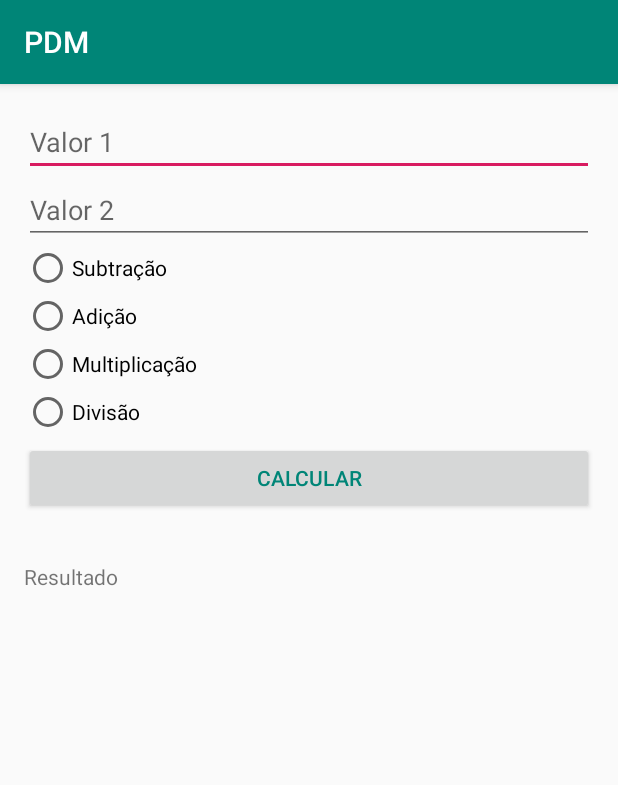
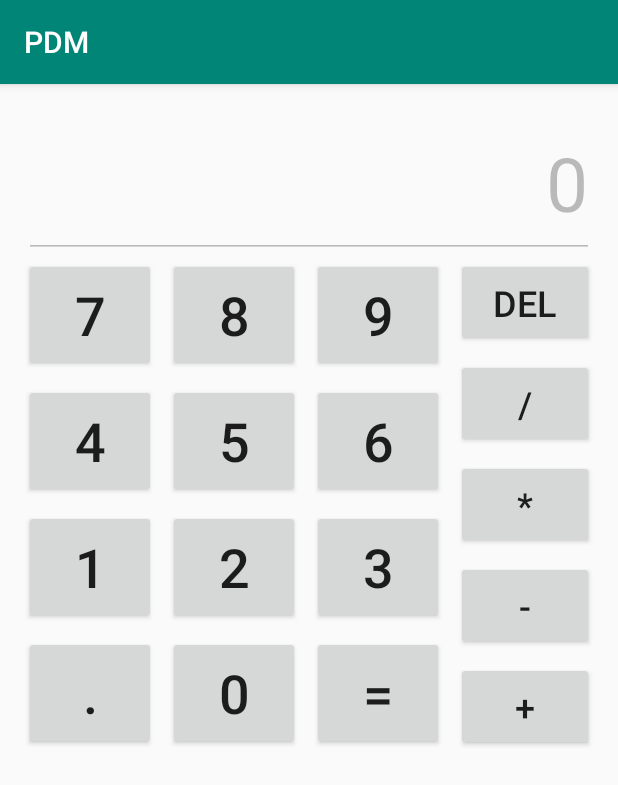
Before and after one commit to victorrss/PDM-BSI, an Android app: the screen it shows after launch (CalculadoraActivity before the commit, CalculadoraEx05 after it), on a phone screen of 412 x 824 dp. Shown: the top 785 px of the screen. Run offline under Robolectric (Android 15) with nearby library versions, the phone set to English and light mode, and no system bars.

Commit message:
todos ok, exceto a calc.

```diff
--- a/ADO1 - Basico/app/build.gradle
+++ b/ADO1 - Basico/app/build.gradle
@@ -4,7 +4,7 @@ android {
     compileSdkVersion 29
     buildToolsVersion "29.0.2"
     defaultConfig {
-        applicationId "br.senac.sp.victor"
+        applicationId "br.senac.sp.basico"
         minSdkVersion 23
         targetSdkVersion 29
         versionCode 1
--- /dev/null
+++ b/ADO1 - Basico/app/src/main/java/br/senac/sp/basico/calculadoraEx05/CalculadoraEx05.java
@@ -0,0 +1,74 @@
+package br.senac.sp.basico.calculadoraEx05;
+
+import androidx.appcompat.app.AppCompatActivity;
+
+import android.os.Bundle;
+import android.view.View;
+import android.widget.Button;
+import android.widget.EditText;
+
+import br.senac.sp.basico.R;
+
+public class CalculadoraEx05 extends AppCompatActivity {
+    private Button btnNum0, btnNum1, btnNum2, btnNum3, btnNum4, btnNum5, btnNum6, btnNum7, btnNum8, btnNum9;
+    private Button btnOpAdicao, btnOpSubtracao, btnOpMultiplicacao, btnOpDivisao, btnOpIgual;
+    private Button btnSeparadorDecimal;
+    private EditText etVisor;
+
+    private Double valor1,valor2;
+    private String op;
+    private boolean stock;
+
+    @Override
+    protected void onCreate(Bundle savedInstanceState) {
+        super.onCreate(savedInstanceState);
+        setContentView(R.layout.activity_calculadora_ex05);
+
+        etVisor = findViewById(R.id.etVisor);
+
+        btnNum0 = findViewById(R.id.btnNum0);
+        btnNum1 = findViewById(R.id.btnNum1);
+        btnNum2 = findViewById(R.id.btnNum2);
+        btnNum3 = findViewById(R.id.btnNum3);
+        btnNum4 = findViewById(R.id.btnNum4);
+        btnNum5 = findViewById(R.id.btnNum5);
+        btnNum6 = findViewById(R.id.btnNum6);
+        btnNum7 = findViewById(R.id.btnNum7);
+        btnNum8 = findViewById(R.id.btnNum8);
+        btnNum9 = findViewById(R.id.btnNum9);
+
+        btnOpAdicao = findViewById(R.id.btnOpAdicao);
+        btnOpSubtracao = findViewById(R.id.btnOpSubtracao);
+        btnOpMultiplicacao = findViewById(R.id.btnOpMultiplicacao);
+        btnOpDivisao = findViewById(R.id.btnOpDivisao);
+        btnOpIgual = findViewById(R.id.btnOpIgual);
+
+        btnSeparadorDecimal = findViewById(R.id.btnSeparadorDecimal);
+
+        View.OnClickListener listener =  new View.OnClickListener() {
+            @Override
+            public void onClick(View view) {
+
+            }
+        };
+
+        btnNum0.setOnClickListener(listener);
+        btnNum1.setOnClickListener(listener);
+        btnNum2.setOnClickListener(listener);
+        btnNum3.setOnClickListener(listener);
+        btnNum4.setOnClickListener(listener);
+        btnNum5.setOnClickListener(listener);
+        btnNum6.setOnClickListener(listener);
+        btnNum7.setOnClickListener(listener);
+        btnNum8.setOnClickListener(listener);
+        btnNum9.setOnClickListener(listener);
+
+        btnOpAdicao.setOnClickListener(listener);
+        btnOpSubtracao.setOnClickListener(listener);
+        btnOpMultiplicacao.setOnClickListener(listener);
+        btnOpDivisao.setOnClickListener(listener);
+        btnOpIgual.setOnClickListener(listener);
+
+        btnSeparadorDecimal.setOnClickListener(listener);
+    }
+}
--- a/ADO1 - Basico/app/src/main/java/br/senac/sp/victor/checkbox/CheckboxActivity.java
+++ b/ADO1 - Basico/app/src/main/java/br/senac/sp/basico/checkbox/CheckboxActivity.java
@@ -1,4 +1,4 @@
-package br.senac.sp.victor.checkbox;
+package br.senac.sp.basico.checkbox;
 
 import androidx.appcompat.app.AppCompatActivity;
 
@@ -9,8 +9,8 @@ import android.widget.CheckBox;
 import android.widget.CompoundButton;
 import android.widget.EditText;
 
-import br.senac.sp.victor.R;
-import br.senac.sp.victor.util.Util;
+import br.senac.sp.basico.util.Util;
+import br.senac.sp.basico.R;
 
 public class CheckboxActivity extends AppCompatActivity {
     private EditText etNome;
--- a/ADO1 - Basico/app/src/main/java/br/senac/sp/victor/testapplication/TestActivity.java
+++ b/ADO1 - Basico/app/src/main/java/br/senac/sp/basico/testapplication/TestActivity.java
@@ -1,4 +1,4 @@
-package br.senac.sp.victor.testapplication;
+package br.senac.sp.basico.testapplication;
 
 import androidx.appcompat.app.AppCompatActivity;
 
@@ -8,8 +8,8 @@ import android.widget.Button;
 import android.widget.EditText;
 import android.widget.RadioButton;
 
-import br.senac.sp.victor.R;
-import br.senac.sp.victor.util.Util;
+import br.senac.sp.basico.R;
+import br.senac.sp.basico.util.Util;
 
 // Contempla até o ex. nro. 3
 public class TestActivity extends AppCompatActivity {
--- a/ADO1 - Basico/app/src/main/java/br/senac/sp/victor/util/Util.java
+++ b/ADO1 - Basico/app/src/main/java/br/senac/sp/basico/util/Util.java
@@ -1,4 +1,4 @@
-package br.senac.sp.victor.util;
+package br.senac.sp.basico.util;
 
 import android.app.AlertDialog;
 import android.content.Context;
--- a/ADO1 - Basico/app/src/main/res/layout/activity_calculadora.xml
+++ b/ADO1 - Basico/app/src/main/res/layout/activity_calculadora.xml
@@ -4,7 +4,7 @@
         xmlns:tools="http://schemas.android.com/tools"
         android:layout_width="match_parent"
         android:layout_height="match_parent"
-        tools:context=".calculadora.CalculadoraActivity">
+        tools:context="br.senac.sp.basico.calculadora.CalculadoraActivity">
 
     <EditText
             android:id="@+id/etValor1"
--- /dev/null
+++ b/ADO1 - Basico/app/src/main/res/layout/activity_calculadora_ex05.xml
@@ -0,0 +1,219 @@
+<?xml version="1.0" encoding="utf-8"?>
+<androidx.constraintlayout.widget.ConstraintLayout xmlns:android="http://schemas.android.com/apk/res/android"
+        xmlns:app="http://schemas.android.com/apk/res-auto"
+        xmlns:tools="http://schemas.android.com/tools"
+        android:layout_width="match_parent"
+        android:layout_height="match_parent"
+        tools:context=".calculadoraEx05.CalculadoraEx05">
+
+    <Button
+            android:id="@+id/btnNum0"
+            android:layout_width="0dp"
+            android:layout_height="76dp"
+            android:layout_marginStart="8dp"
+            android:layout_marginTop="8dp"
+            android:text="0"
+            android:textSize="36dp"
+            app:layout_constraintStart_toEndOf="@id/btnSeparadorDecimal"
+            app:layout_constraintTop_toBottomOf="@id/btnNum2" />
+
+    <Button
+            android:id="@+id/btnSeparadorDecimal"
+            android:layout_width="0dp"
+            android:layout_height="76dp"
+            android:layout_marginStart="16dp"
+            android:layout_marginTop="8dp"
+            android:text="."
+            android:textSize="36sp"
+            app:layout_constraintStart_toStartOf="parent"
+            app:layout_constraintTop_toBottomOf="@id/btnNum1" />
+
+    <Button
+            android:id="@+id/btnOpIgual"
+            android:layout_width="0dp"
+            android:layout_height="76dp"
+            android:layout_marginStart="8dp"
+            android:layout_marginTop="8dp"
+            android:text="="
+            android:textSize="36sp"
+            app:layout_constraintStart_toEndOf="@+id/btnNum0"
+            app:layout_constraintTop_toBottomOf="@+id/btnNum3" />
+
+    <Button
+            android:id="@+id/btnOpAdicao"
+            android:layout_width="0dp"
+            android:layout_height="59dp"
+            android:layout_marginStart="8dp"
+            android:layout_marginTop="8dp"
+            android:layout_marginEnd="16dp"
+            android:text="+"
+            android:textSize="24sp"
+            app:layout_constraintEnd_toEndOf="parent"
+            app:layout_constraintStart_toEndOf="@id/btnOpIgual"
+            app:layout_constraintTop_toBottomOf="@id/btnOpSubtracao" />
+
+    <Button
+            android:id="@+id/btnOpSubtracao"
+            android:layout_width="0dp"
+            android:layout_height="59dp"
+            android:layout_marginStart="8dp"
+            android:layout_marginTop="8dp"
+            android:layout_marginEnd="16dp"
+            android:text="-"
+            android:textSize="24sp"
+            app:layout_constraintEnd_toEndOf="parent"
+            app:layout_constraintStart_toEndOf="@id/btnOpIgual"
+            app:layout_constraintTop_toBottomOf="@id/btnOpMultiplicacao" />
+
+    <Button
+            android:id="@+id/btnOpMultiplicacao"
+            android:layout_width="0dp"
+            android:layout_height="59dp"
+            android:layout_marginStart="8dp"
+            android:layout_marginTop="8dp"
+            android:layout_marginEnd="16dp"
+            android:text="*"
+            android:textSize="24sp"
+            app:layout_constraintEnd_toEndOf="parent"
+            app:layout_constraintStart_toEndOf="@+id/btnNum6"
+            app:layout_constraintTop_toBottomOf="@id/btnOpDivisao" />
+
+    <Button
+            android:id="@+id/btnNum3"
+            android:layout_width="0dp"
+            android:layout_height="76dp"
+            android:layout_marginStart="8dp"
+            android:layout_marginTop="8dp"
+            android:text="3"
+            android:textSize="36sp"
+            app:layout_constraintStart_toEndOf="@+id/btnNum2"
+            app:layout_constraintTop_toBottomOf="@+id/btnNum6" />
+
+    <Button
+            android:id="@+id/btnNum2"
+            android:layout_width="0dp"
+            android:layout_height="76dp"
+            android:layout_marginStart="8dp"
+            android:layout_marginTop="8dp"
+            android:text="2"
+            android:textSize="36dp"
+            app:layout_constraintStart_toEndOf="@id/btnNum1"
+            app:layout_constraintTop_toBottomOf="@id/btnNum5" />
+
+    <Button
+            android:id="@+id/btnNum1"
+            android:layout_width="0dp"
+            android:layout_height="76dp"
+            android:layout_marginStart="16dp"
+            android:layout_marginTop="8dp"
+            android:text="1"
+            android:textSize="36sp"
+            app:layout_constraintStart_toStartOf="parent"
+            app:layout_constraintTop_toBottomOf="@id/btnNum4" />
+
+    <Button
+            android:id="@+id/btnNum6"
+            android:layout_width="0dp"
+            android:layout_height="76dp"
+            android:layout_marginStart="8dp"
+            android:layout_marginTop="8dp"
+            android:text="6"
+            android:textSize="36sp"
+            app:layout_constraintStart_toEndOf="@+id/btnNum5"
+            app:layout_constraintTop_toBottomOf="@+id/btnNum9" />
+
+    <Button
+            android:id="@+id/btnNum4"
+            android:layout_width="0dp"
+            android:layout_height="76dp"
+            android:layout_marginStart="16dp"
+            android:layout_marginTop="8dp"
+            android:text="4"
+            android:textSize="36sp"
+            app:layout_constraintStart_toStartOf="parent"
+            app:layout_constraintTop_toBottomOf="@id/btnNum7" />
+
+    <Button
+            android:id="@+id/btnNum5"
+            android:layout_width="0dp"
+            android:layout_height="76dp"
+            android:layout_marginStart="8dp"
+            android:layout_marginTop="8dp"
+            android:text="5"
+            android:textSize="36dp"
+            app:layout_constraintStart_toEndOf="@id/btnNum4"
+            app:layout_constraintTop_toBottomOf="@id/btnNum8" />
+
+    <Button
+            android:id="@+id/btnOpDivisao"
+            android:layout_width="0dp"
+            android:layout_height="59dp"
+            android:layout_marginStart="8dp"
+            android:layout_marginTop="8dp"
+            android:layout_marginEnd="16dp"
+            android:text="/"
+            android:textSize="24sp"
+            app:layout_constraintEnd_toEndOf="parent"
+            app:layout_constraintStart_toEndOf="@+id/btnNum6"
+            app:layout_constraintTop_toBottomOf="@id/btnDelete" />
+
+    <EditText
+            android:id="@+id/etVisor"
+            android:layout_width="0dp"
+            android:layout_height="100dp"
+            android:layout_marginStart="16dp"
+            android:layout_marginTop="16dp"
+            android:layout_marginEnd="16dp"
+            android:ems="10"
+            android:enabled="false"
+            android:inputType="numberDecimal"
+            android:text="0"
+            android:textAlignment="textEnd"
+            android:textSize="50dp"
+            app:layout_constraintEnd_toEndOf="parent"
+            app:layout_constraintStart_toStartOf="parent"
+            app:layout_constraintTop_toTopOf="parent" />
+
+    <Button
+            android:id="@+id/btnNum9"
+            android:layout_width="0dp"
+            android:layout_height="76dp"
+            android:layout_marginStart="8dp"
+            android:text="9"
+            android:textSize="36sp"
+            app:layout_constraintStart_toEndOf="@+id/btnNum8"
+            app:layout_constraintTop_toBottomOf="@+id/etVisor" />
+
+    <Button
+            android:id="@+id/btnNum7"
+            android:layout_width="0dp"
+            android:layout_height="76dp"
+            android:layout_marginStart="16dp"
+            android:text="7"
+            android:textSize="36sp"
+            app:layout_constraintStart_toStartOf="parent"
+            app:layout_constraintTop_toBottomOf="@+id/etVisor" />
+
+    <Button
+            android:id="@+id/btnNum8"
+            android:layout_width="0dp"
+            android:layout_height="76dp"
+            android:layout_marginStart="8dp"
+            android:text="8"
+            android:textSize="36dp"
+            app:layout_constraintStart_toEndOf="@+id/btnNum7"
+            app:layout_constraintTop_toBottomOf="@+id/etVisor" />
+
+    <Button
+            android:id="@+id/btnDelete"
+            android:layout_width="0dp"
+            android:layout_height="59dp"
+            android:layout_marginStart="8dp"
+            android:layout_marginEnd="16dp"
+            android:text="DEL"
+            android:textSize="24sp"
+            app:layout_constraintEnd_toEndOf="parent"
+            app:layout_constraintStart_toEndOf="@+id/btnNum9"
+            app:layout_constraintTop_toBottomOf="@+id/etVisor" />
+
+</androidx.constraintlayout.widget.ConstraintLayout>
--- a/ADO1 - Basico/app/src/main/res/layout/activity_checkbox.xml
+++ b/ADO1 - Basico/app/src/main/res/layout/activity_checkbox.xml
@@ -4,7 +4,7 @@
         xmlns:tools="http://schemas.android.com/tools"
         android:layout_width="match_parent"
         android:layout_height="match_parent"
-        tools:context=".checkbox.CheckboxActivity">
+        tools:context="br.senac.sp.basico.checkbox.CheckboxActivity">
 
     <EditText
             android:id="@+id/etNome"
--- a/ADO1 - Basico/app/src/main/res/layout/activity_test.xml
+++ b/ADO1 - Basico/app/src/main/res/layout/activity_test.xml
@@ -4,7 +4,7 @@
     xmlns:tools="http://schemas.android.com/tools"
     android:layout_width="match_parent"
     android:layout_height="match_parent"
-    tools:context=".testapplication.TestActivity">
+    tools:context="br.senac.sp.basico.testapplication.TestActivity">
 
     <RadioGroup
         android:id="@+id/rgSexo"
```
Also changed, not shown: ADO1 - Basico/app/src/main/AndroidManifest.xml (+7 -12 lines), ADO1 - Basico/app/src/main/java/br/senac/sp/basico/calculadora/CalculadoraActivity.java (renamed from ADO1 - Basico/app/src/main/java/br/senac/sp/victor/calculadora/CalculadoraActivity.java, +3 -4 lines), ADO1 - Basico/app/src/main/java/br/senac/sp/basico/spinnerEx03/SpinnerEx03.java (added, +73 -0 lines), ADO1 - Basico/app/src/main/java/br/senac/sp/basico/spinnerEx04/SpinnerEx04.java (added, +94 -0 lines), ADO1 - Basico/app/src/main/res/layout/activity_spinner_ex03.xml (added, +82 -0 lines), ADO1 - Basico/app/src/main/res/layout/activity_spinner_ex04.xml (added, +59 -0 lines), 2 other files.
